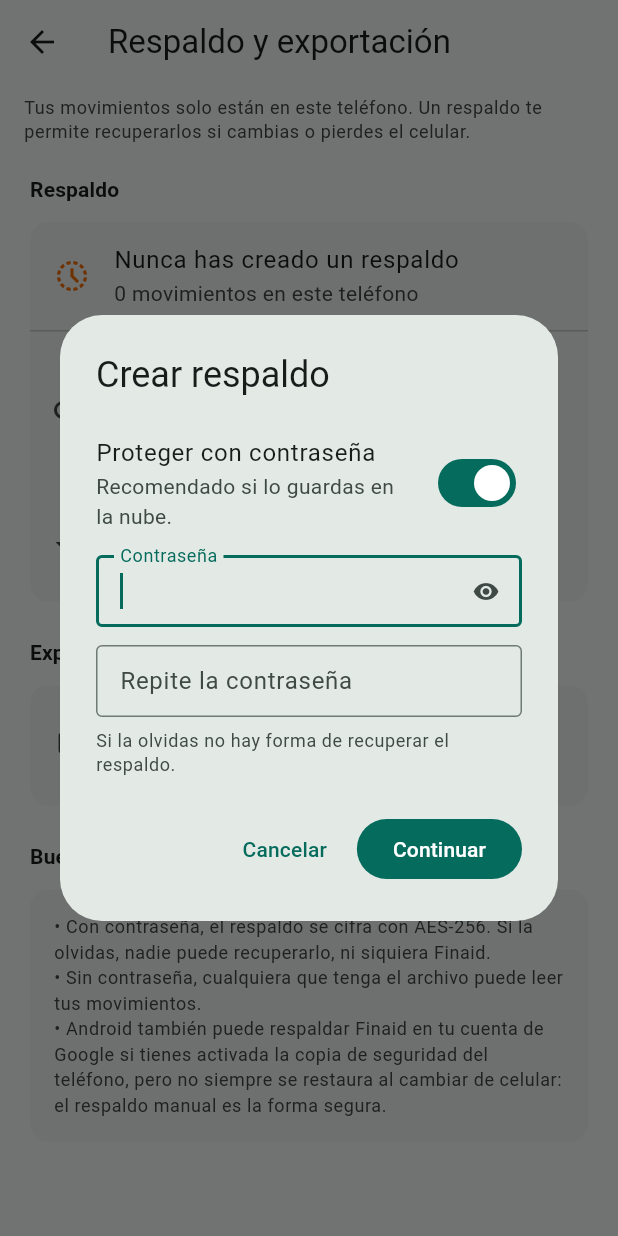
After one commit to IAN63k/Finaid, a Flutter app: the BackupScreen screen opened directly, after a tap on "Crear respaldo", on a phone screen of 412 x 824 dp. The commit adds this screen. Run offline on Flutter 3.47's test engine with Material 3 defaults, Android fonts, the phone set to English and light mode, and no system bars; our stand-ins replace app_links, flutter_riverpod, shared_preferences, sqflite; missing offline and left inert: cryptography; accounts and stored records are empty.

Commit message:
feat(ui): 'Respaldo y exportación' screen and backup reminder insight
- create backup (optional password), restore with preview and retries, export month/all to CSV
- encryption/decryption runs in a background isolate
- lastBackupAt in settings; BackupReminderRule after 15+ movements and 30 days without backup

```diff
--- a/lib/application/providers.dart
+++ b/lib/application/providers.dart
@@ -20,6 +20,9 @@ import '../infrastructure/platform/android_notification_source.dart';
 import '../infrastructure/platform/deeplink_notification_source.dart';
 import '../infrastructure/repositories/sqflite_repositories.dart';
 import '../infrastructure/settings/app_settings_store.dart';
+import '../infrastructure/backup/backup_codec.dart';
+import '../infrastructure/platform/document_storage.dart';
+import 'backup_service.dart';
 import 'capture_notification_text.dart';
 import 'ingestion_service.dart';
 
@@ -202,6 +205,12 @@ class SettingsNotifier extends Notifier<AppSettings> {
   Future<void> setNotifyCaptures(bool enabled) =>
       _update(state.copyWith(notifyCaptures: enabled));
 
+  Future<void> markBackupCreated(DateTime at) =>
+      _update(state.copyWith(lastBackupAt: at));
+
+  /// Aplica los ajustes resultantes de restaurar un respaldo.
+  Future<void> applyRestored(AppSettings merged) => _update(merged);
+
   Future<void> setExpectedIncome(int? minor) => _update(
         minor == null || minor <= 0
             ? state.copyWith(clearExpectedIncome: true)
@@ -323,8 +332,27 @@ final insightsProvider = Provider<List<Insight>>((ref) {
         transactions: transactions,
         budgets: budgets,
         expectedIncomeMinor: settings.expectedMonthlyIncomeMinor,
+        lastBackupAt: settings.lastBackupAt,
       );
 });
 
 final reviewCountProvider = Provider<int>((ref) =>
     ref.watch(allTransactionsProvider).where((t) => t.needsReview).length);
+
+// ---------------------------------------------------------------------------
+// Respaldo y exportación
+// ---------------------------------------------------------------------------
+
+final backupCodecProvider = Provider<BackupCodec>((ref) => BackupCodec());
+
+final documentStorageProvider =
+    Provider<DocumentStorage>((ref) => const DocumentStorage());
+
+final backupServiceProvider = Provider<BackupService>(
+  (ref) => BackupService(
+    transactions: ref.watch(transactionRepositoryProvider),
+    merchantRules: ref.watch(merchantRuleRepositoryProvider),
+    budgets: ref.watch(budgetRepositoryProvider),
+    rawNotifications: ref.watch(rawNotificationRepositoryProvider),
+  ),
+);
--- a/lib/domain/entities/insight.dart
+++ b/lib/domain/entities/insight.dart
@@ -14,6 +14,7 @@ enum InsightKind {
   savings,
   nightSpending,
   gettingStarted,
+  backup,
 }
 
 /// Recomendación o hallazgo generado localmente a partir de los movimientos.
--- a/lib/domain/insights/insight_context.dart
+++ b/lib/domain/insights/insight_context.dart
@@ -8,6 +8,7 @@ class InsightContext {
     required List<Transaction> transactions,
     required this.budgets,
     this.expectedIncomeMinor,
+    this.lastBackupAt,
   }) : all = transactions.where((t) => !t.ignored).toList(growable: false) {
     monthStart = Dates.monthStart(now);
     thisMonth = all
@@ -33,6 +34,9 @@ class InsightContext {
   /// Ingreso mensual estimado por el usuario, para cuando el banco no
   /// notifica los ingresos (unidades menores).
   final int? expectedIncomeMinor;
+
+  /// Último respaldo creado por el usuario (`null` si nunca).
+  final DateTime? lastBackupAt;
 
   /// Ingreso del mes: el detectado si existe, si no el estimado.
   int get effectiveIncome =>
--- a/lib/domain/insights/insight_engine.dart
+++ b/lib/domain/insights/insight_engine.dart
@@ -23,6 +23,7 @@ class InsightEngine {
         TopMerchantRule(),
         WeekendRule(),
         NightSpendingRule(),
+        BackupReminderRule(),
       ]);
 
   final List<InsightRule> rules;
@@ -31,6 +32,7 @@ class InsightEngine {
     required List<Transaction> transactions,
     Map<String, int> budgets = const {},
     int? expectedIncomeMinor,
+    DateTime? lastBackupAt,
     DateTime? now,
   }) {
     final ctx = InsightContext(
@@ -38,6 +40,7 @@ class InsightEngine {
       transactions: transactions,
       budgets: budgets,
       expectedIncomeMinor: expectedIncomeMinor,
+      lastBackupAt: lastBackupAt,
     );
     final out = <Insight>[];
     for (final rule in rules) {
--- /dev/null
+++ b/lib/presentation/screens/backup_screen.dart
@@ -0,0 +1,552 @@
+import 'dart:convert';
+import 'dart:isolate';
+import 'dart:typed_data';
+
+import 'package:flutter/material.dart';
+import 'package:flutter_riverpod/flutter_riverpod.dart';
+
+import '../../application/providers.dart';
+import '../../core/app_info.dart';
+import '../../core/theme/app_theme.dart';
+import '../../core/utils/date_utils.dart';
+import '../../domain/backup/backup_payload.dart';
+import '../../domain/export/transactions_csv.dart';
+import '../../infrastructure/backup/backup_codec.dart';
+import '../../infrastructure/platform/document_storage.dart';
+import '../widgets/common_widgets.dart';
+
+/// Respaldo cifrado, restauración y exportación a Excel (CSV).
+class BackupScreen extends ConsumerStatefulWidget {
+  const BackupScreen({super.key});
+
+  @override
+  ConsumerState<BackupScreen> createState() => _BackupScreenState();
+}
+
+class _BackupScreenState extends ConsumerState<BackupScreen> {
+  bool _busy = false;
+
+  // ---------------------------------------------------------------------------
+  // Crear respaldo
+  // ---------------------------------------------------------------------------
+
+  Future<void> _createBackup() async {
+    final choice = await showDialog<_PasswordChoice>(
+      context: context,
+      builder: (_) => const _NewPasswordDialog(),
+    );
+    if (choice == null || !mounted) return;
+
+    final Uint8List bytes;
+    final now = DateTime.now();
+    try {
+      bytes = await _withProgress('Creando respaldo…', () async {
+        final payload = await ref.read(backupServiceProvider).collect(
+              settings: ref.read(settingsProvider),
+              appVersion: appVersionLabel,
+              now: now,
+            );
+        final password = choice.password;
+        // PBKDF2 es costoso: se hace fuera del hilo de la interfaz.
+        return Isolate.run(
+            () => BackupCodec().encode(payload, password: password));
+      });
+    } catch (e) {
+      _snack('No se pudo crear el respaldo: $e');
+      return;
+    }
+
+    final saved = await _saveDocument(
+      fileName: 'finaid-respaldo-${_stamp(now)}.json',
+      mimeType: 'application/json',
+      bytes: bytes,
+    );
+    if (saved == null) return;
+    await ref.read(settingsProvider.notifier).markBackupCreated(now);
+    _snack(choice.password == null
+        ? 'Respaldo guardado (sin contraseña).'
+        : 'Respaldo cifrado guardado. Sin la contraseña no se puede abrir.');
+  }
+
+  // ---------------------------------------------------------------------------
+  // Restaurar
+  // ---------------------------------------------------------------------------
+
+  Future<PickedDocument?> _pickBackupFile() async {
+    try {
+      return await ref.read(documentStorageProvider).open(
+        mimeTypes: const ['application/json', 'application/octet-stream', 'text/plain'],
+      );
+    } on DocumentStorageException catch (e) {
+      _snack(e.message);
+      return null;
+    }
+  }
+
+  /// Descifra (pidiendo la contraseña si hace falta, con reintentos).
+  Future<BackupPayload?> _decode(PickedDocument doc, BackupInfo info) async {
+    while (true) {
+      String? password;
+      if (info.encrypted) {
+        password = await showDialog<String>(
+          context: context,
+          builder: (_) => _AskPasswordDialog(fileName: doc.name),
+        );
+        if (password == null || !mounted) return null;
+      }
+      final bytes = doc.bytes;
+      final pw = password;
+      try {
+        return await _withProgress(
+          info.encrypted ? 'Descifrando…' : 'Leyendo respaldo…',
+          () => Isolate.run(() => BackupCodec().decode(bytes, password: pw)),
+        );
+      } on BackupException catch (e) {
+        _snack(_errorText(e.error));
+        if (e.error != BackupError.wrongPassword || !mounted) return null;
+      }
+    }
+  }
+
+  Future<void> _restore() async {
+    final doc = await _pickBackupFile();
+    if (doc == null || !mounted) return;
+
+    final BackupInfo info;
+    try {
+      info = ref.read(backupCodecProvider).inspect(doc.bytes);
+    } on BackupException catch (e) {
+      _snack(_errorText(e.error));
+      return;
+    }
+
+    final payload = await _decode(doc, info);
+    if (payload == null || !mounted) return;
+
+    final confirmed = await showDialog<bool>(
+      context: context,
+      builder: (ctx) => AlertDialog(
+        icon: const Icon(Icons.restore),
+        title: const Text('Restaurar respaldo'),
+        content: Text(
+          'Respaldo del ${Dates.shortDate(payload.createdAt)}'
+          '${payload.appVersion.isEmpty ? '' : ' (${payload.appVersion})'}:\n\n'
+          '• ${payload.transactions.length} movimientos\n'
+          '• ${payload.merchantRules.length} reglas por comercio\n'
+          '• ${payload.budgets.length} presupuestos\n'
+          '• ${payload.notifications.length} notificaciones recibidas\n\n'
+          'Se combina con lo que ya tienes: nada se borra y restaurar dos veces no duplica movimientos.',
+        ),
+        actions: [
+          TextButton(
+              onPressed: () => Navigator.pop(ctx, false),
+              child: const Text('Cancelar')),
+          FilledButton(
+              onPressed: () => Navigator.pop(ctx, true),
+              child: const Text('Restaurar')),
+        ],
+      ),
+    );
+    if (confirmed != true || !mounted) return;
+
+    try {
+      final summary = await _withProgress('Restaurando…', () async {
+        final s = await ref
+            .read(backupServiceProvider)
+            .restore(payload, current: ref.read(settingsProvider));
+        await ref.read(settingsProvider.notifier).applyRestored(s.settings);
+        await ref.read(transactionsProvider.notifier).reload();
+        await ref.read(merchantRulesProvider.notifier).reload();
+        ref.invalidate(budgetsProvider);
+        return s;
+      });
+      _snack('Listo: ${summary.transactions} movimientos y '
+          '${summary.merchantRules} reglas restaurados.');
+    } catch (e) {
+      _snack('No se pudo restaurar: $e');
+    }
+  }
+
+  // ---------------------------------------------------------------------------
+  // Exportar CSV
+  // ---------------------------------------------------------------------------
+
+  Future<void> _exportCsv() async {
+    final month = ref.read(selectedMonthProvider);
+    final all = ref.read(allTransactionsProvider);
+    final scope = await showDialog<_ExportScope>(
+      context: context,
+      builder: (ctx) => SimpleDialog(
+        title: const Text('¿Qué movimientos exportar?'),
+        children: [
+          SimpleDialogOption(
+            onPressed: () => Navigator.pop(ctx, _ExportScope.month),
+            child: ListTile(
+              leading: const Icon(Icons.calendar_month),
+              title: Text(Dates.monthLabel(month)),
+              subtitle: const Text('El mes que tienes seleccionado'),
+            ),
+          ),
+          SimpleDialogOption(
+            onPressed: () => Navigator.pop(ctx, _ExportScope.all),
+            child: ListTile(
+              leading: const Icon(Icons.all_inclusive),
+              title: const Text('Todos'),
+              subtitle: Text('${all.length} movimientos'),
+            ),
+          ),
+        ],
+      ),
+    );
+    if (scope == null || !mounted) return;
+
+    final list = scope == _ExportScope.all
+        ? all
+        : all.where((t) => Dates.sameMonth(t.occurredAt, month)).toList();
+    if (list.isEmpty) {
+      _snack('No hay movimientos para exportar.');
+      return;
+    }
+    final csv = TransactionsCsv.build(list);
+    final name = scope == _ExportScope.all
+        ? 'finaid-movimientos-${_stamp(DateTime.now())}.csv'
+        : 'finaid-movimientos-${month.year}-${month.month.toString().padLeft(2, '0')}.csv';
+    final saved = await _saveDocument(
+      fileName: name,
+      mimeType: 'text/csv',
+      bytes: Uint8List.fromList(utf8.encode(csv)),
+    );
+    if (saved != null) {
+      _snack('${list.length} movimientos exportados. Ábrelo con Excel o Google Sheets.');
+    }
+  }
+
+  // ---------------------------------------------------------------------------
+  // Utilidades
+  // ---------------------------------------------------------------------------
+
+  Future<String?> _saveDocument({
+    required String fileName,
+    required String mimeType,
+    required Uint8List bytes,
+  }) async {
+    try {
+      return await ref
+          .read(documentStorageProvider)
+          .save(fileName: fileName, mimeType: mimeType, bytes: bytes);
+    } on DocumentStorageException catch (e) {
+      _snack(e.message);
+      return null;
+    }
+  }
+
+  Future<T> _withProgress<T>(String label, Future<T> Function() task) async {
+    setState(() => _busy = true);
+    showDialog<void>(
+      context: context,
+      barrierDismissible: false,
+      builder: (_) => PopScope(
+        canPop: false,
+        child: AlertDialog(
+          content: Row(
+            children: [
+              const SizedBox(
+                  width: 24,
+                  height: 24,
+                  child: CircularProgressIndicator(strokeWidth: 3)),
+              const SizedBox(width: 16),
+              Expanded(child: Text(label)),
+            ],
+          ),
+        ),
+      ),
+    );
+    try {
+      return await task();
+    } finally {
+      if (mounted) {
+        Navigator.of(context, rootNavigator: true).pop();
+        setState(() => _busy = false);
+      }
+    }
+  }
+
+  void _snack(String message) {
+    if (!mounted) return;
+    ScaffoldMessenger.of(context).showSnackBar(SnackBar(content: Text(message)));
+  }
+
+  static String _stamp(DateTime d) =>
+      '${d.year}-${d.month.toString().padLeft(2, '0')}-${d.day.toString().padLeft(2, '0')}';
+
+  static String _errorText(BackupError e) => switch (e) {
+        BackupError.notABackup => 'Ese archivo no es un respaldo de Finaid.',
+        BackupError.unsupportedVersion =>
+          'El respaldo es de una versión más nueva de Finaid. Actualiza la app.',
+        BackupError.passwordRequired => 'El respaldo está protegido con contraseña.',
+        BackupError.wrongPassword => 'Contraseña incorrecta. Inténtalo de nuevo.',
+        BackupError.corrupted => 'El respaldo está dañado o incompleto.',
+      };
+
+  @override
+  Widget build(BuildContext context) {
+    final settings = ref.watch(settingsProvider);
+    final count = ref.watch(allTransactionsProvider).length;
+    final scheme = Theme.of(context).colorScheme;
+    final text = Theme.of(context).textTheme;
+    final last = settings.lastBackupAt;
+    final stale = last == null || DateTime.now().difference(last).inDays >= 30;
+
+    return Scaffold(
+      appBar: AppBar(title: const Text('Respaldo y exportación')),
+      body: AbsorbPointer(
+        absorbing: _busy,
+        child: ListView(
+          padding: const EdgeInsets.fromLTRB(16, 8, 16, 32),
+          children: [
+            Text(
+              'Tus movimientos solo están en este teléfono. Un respaldo te permite '
+              'recuperarlos si cambias o pierdes el celular.',
+              style: text.bodySmall?.copyWith(color: scheme.onSurfaceVariant),
+            ),
+            const SectionTitle('Respaldo'),
+            Card(
+              elevation: 0,
+              child: Column(
+                children: [
+                  ListTile(
+                    leading: Icon(
+                      stale ? Icons.history_toggle_off : Icons.verified_outlined,
+                      color: stale ? AppTheme.warning(context) : AppTheme.income(context),
+                    ),
+                    title: Text(last == null
+                        ? 'Nunca has creado un respaldo'
+                        : 'Último respaldo: ${Dates.shortDate(last)}'),
+                    subtitle: Text('$count movimientos en este teléfono'),
+                  ),
+                  const Divider(height: 1),
+                  ListTile(
+                    leading: const Icon(Icons.backup_outlined),
+                    title: const Text('Crear respaldo'),
+                    subtitle: const Text(
+                        'Movimientos, reglas, presupuestos, ajustes y notificaciones recibidas. '
+                        'Lo guardas donde quieras: Drive, Descargas, tu computador.'),
+                    onTap: _createBackup,
+                  ),
+                  ListTile(
+                    leading: const Icon(Icons.restore),
+                    title: const Text('Restaurar respaldo'),
+                    subtitle: const Text(
+                        'Combina un respaldo con lo que ya tienes, sin borrar ni duplicar.'),
+                    onTap: _restore,
+                  ),
+                ],
+              ),
+            ),
+            const SectionTitle('Exportar'),
+            Card(
+              elevation: 0,
+              child: ListTile(
+                leading: const Icon(Icons.table_view_outlined),
+                title: const Text('Exportar a Excel (CSV)'),
+                subtitle: const Text(
+                    'Un archivo por mes o con todo, listo para Excel o Google Sheets.'),
+                onTap: _exportCsv,
+              ),
+            ),
+            const SectionTitle('Bueno saber'),
+            Card(
+              elevation: 0,
+              child: Padding(
+                padding: const EdgeInsets.all(16),
+                child: Text(
+                  '• Con contraseña, el respaldo se cifra con AES-256. Si la olvidas, '
+                  'nadie puede recuperarlo, ni siquiera Finaid.\n'
+                  '• Sin contraseña, cualquiera que tenga el archivo puede leer tus movimientos.\n'
+                  '• Android también puede respaldar Finaid en tu cuenta de Google si tienes '
+                  'activada la copia de seguridad del teléfono, pero no siempre se restaura al '
+                  'cambiar de celular: el respaldo manual es la forma segura.',
+                  style: text.bodySmall
+                      ?.copyWith(color: scheme.onSurfaceVariant, height: 1.45),
+                ),
+              ),
+            ),
+          ],
+        ),
+      ),
+    );
+  }
+}
+
+enum _ExportScope { month, all }
+
+class _PasswordChoice {
+  const _PasswordChoice(this.password);
+
+  /// `null` = sin cifrar.
+  final String? password;
+}
+
+class _NewPasswordDialog extends StatefulWidget {
+  const _NewPasswordDialog();
+
+  @override
+  State<_NewPasswordDialog> createState() => _NewPasswordDialogState();
+}
+
+class _NewPasswordDialogState extends State<_NewPasswordDialog> {
+  final _password = TextEditingController();
+  final _confirm = TextEditingController();
+  bool _protect = true;
+  bool _obscure = true;
+  String? _error;
+
+  static const int minLength = 6;
+
+  @override
+  void dispose() {
+    _password.dispose();
+    _confirm.dispose();
+    super.dispose();
+  }
+
+  void _submit() {
+    if (!_protect) {
+      Navigator.pop(context, const _PasswordChoice(null));
+      return;
+    }
+    if (_password.text.length < minLength) {
+      setState(() => _error = 'Usa al menos $minLength caracteres.');
+      return;
+    }
+    if (_password.text != _confirm.text) {
+      setState(() => _error = 'Las contraseñas no coinciden.');
+      return;
+    }
+    Navigator.pop(context, _PasswordChoice(_password.text));
+  }
+
+  @override
+  Widget build(BuildContext context) {
+    final scheme = Theme.of(context).colorScheme;
+    return AlertDialog(
+      title: const Text('Crear respaldo'),
+      content: SingleChildScrollView(
+        child: Column(
+          mainAxisSize: MainAxisSize.min,
+          crossAxisAlignment: CrossAxisAlignment.start,
+          children: [
+            SwitchListTile(
+              contentPadding: EdgeInsets.zero,
+              value: _protect,
+              onChanged: (v) => setState(() {
+                _protect = v;
+                _error = null;
+              }),
+              title: const Text('Proteger con contraseña'),
+              subtitle: const Text('Recomendado si lo guardas en la nube.'),
+            ),
+            if (_protect) ...[
+              const SizedBox(height: 8),
+              TextField(
+                controller: _password,
+                obscureText: _obscure,
+                autofocus: true,
+                decoration: InputDecoration(
+                  labelText: 'Contraseña',
+                  suffixIcon: IconButton(
+                    icon: Icon(_obscure ? Icons.visibility : Icons.visibility_off),
+                    onPressed: () => setState(() => _obscure = !_obscure),
+                  ),
+                ),
+              ),
+              const SizedBox(height: 12),
+              TextField(
+                controller: _confirm,
+                obscureText: _obscure,
+                decoration: const InputDecoration(labelText: 'Repite la contraseña'),
+                onSubmitted: (_) => _submit(),
+              ),
+              const SizedBox(height: 8),
+              Text(
+                'Si la olvidas no hay forma de recuperar el respaldo.',
+                style: Theme.of(context)
+                    .textTheme
+                    .bodySmall
+                    ?.copyWith(color: scheme.onSurfaceVariant),
+              ),
+            ],
+            if (_error != null)
+              Padding(
+                padding: const EdgeInsets.only(top: 8),
+                child: Text(_error!, style: TextStyle(color: scheme.error)),
+              ),
+          ],
+        ),
+      ),
+      actions: [
+        TextButton(
+            onPressed: () => Navigator.pop(context), child: const Text('Cancelar')),
+        FilledButton(onPressed: _submit, child: const Text('Continuar')),
+      ],
+    );
+  }
+}
+
+class _AskPasswordDialog extends StatefulWidget {
+  const _AskPasswordDialog({this.fileName});
+
+  final String? fileName;
+
+  @override
+  State<_AskPasswordDialog> createState() => _AskPasswordDialogState();
+}
+
+class _AskPasswordDialogState extends State<_AskPasswordDialog> {
+  final _password = TextEditingController();
+  bool _obscure = true;
+
+  @override
+  void dispose() {
+    _password.dispose();
+    super.dispose();
+  }
+
+  @override
+  Widget build(BuildContext context) {
+    return AlertDialog(
+      title: const Text('Respaldo protegido'),
+      content: Column(
+        mainAxisSize: MainAxisSize.min,
+        children: [
+          if (widget.fileName != null)
+            Padding(
+              padding: const EdgeInsets.only(bottom: 8),
+              child: Text(widget.fileName!,
+                  style: Theme.of(context).textTheme.bodySmall),
+            ),
+          TextField(
+            controller: _password,
+            obscureText: _obscure,
+            autofocus: true,
+            decoration: InputDecoration(
+              labelText: 'Contraseña del respaldo',
+              suffixIcon: IconButton(
+                icon: Icon(_obscure ? Icons.visibility : Icons.visibility_off),
+                onPressed: () => setState(() => _obscure = !_obscure),
+              ),
+            ),
+            onSubmitted: (v) => Navigator.pop(context, v),
+          ),
+        ],
+      ),
+      actions: [
+        TextButton(
+            onPressed: () => Navigator.pop(context), child: const Text('Cancelar')),
+        FilledButton(
+            onPressed: () => Navigator.pop(context, _password.text),
+            child: const Text('Abrir')),
+      ],
+    );
+  }
+}
--- a/lib/presentation/screens/settings_screen.dart
+++ b/lib/presentation/screens/settings_screen.dart
@@ -6,6 +6,7 @@ import 'package:flutter_riverpod/flutter_riverpod.dart';
 import '../../application/providers.dart';
 import '../../core/theme/app_theme.dart';
 import '../../core/app_info.dart';
+import '../../core/utils/date_utils.dart';
 import '../../core/utils/money_format.dart';
 import '../../domain/entities/bank.dart';
 import '../../domain/entities/category.dart';
@@ -13,6 +14,7 @@ import '../../infrastructure/platform/android_notification_source.dart';
 import '../widgets/common_widgets.dart';
 import '../widgets/money_input_formatter.dart';
 import 'capture_log_screen.dart';
+import 'backup_screen.dart';
 import 'capture_tools.dart';
 import 'detected_apps_screen.dart';
 import 'merchant_rules_screen.dart';
@@ -181,6 +183,21 @@ class SettingsScreen extends ConsumerWidget {
                     onTap: () => _editBudget(context, ref, c, budgets[c.id]),
                   ),
               ],
+            ),
+          ),
+
+          const SectionTitle('Tus datos'),
+          Card(
+            elevation: 0,
+            child: ListTile(
+              leading: const Icon(Icons.backup_outlined),
+              title: const Text('Respaldo y exportación'),
+              subtitle: Text(settings.lastBackupAt == null
+                  ? 'Aún no tienes respaldo · Exportar a Excel'
+                  : 'Último respaldo: ${Dates.shortDate(settings.lastBackupAt!)}'),
+              trailing: const Icon(Icons.chevron_right),
+              onTap: () => Navigator.of(context).push(
+                  MaterialPageRoute(builder: (_) => const BackupScreen())),
             ),
           ),
 
```
Also changed, not shown: lib/domain/insights/rules/spending_rules.dart (+29 -0 lines), lib/infrastructure/settings/app_settings_store.dart (+15 -0 lines), 1 other file.
